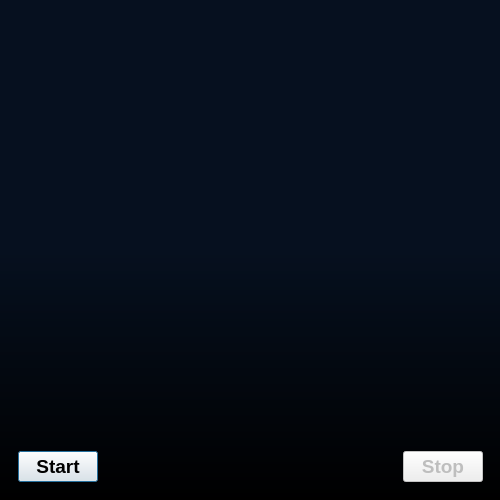
First picture: the form in src/ui/MainWindow.ui, repository bitcap-co/bitcap-ipr, before the edit.
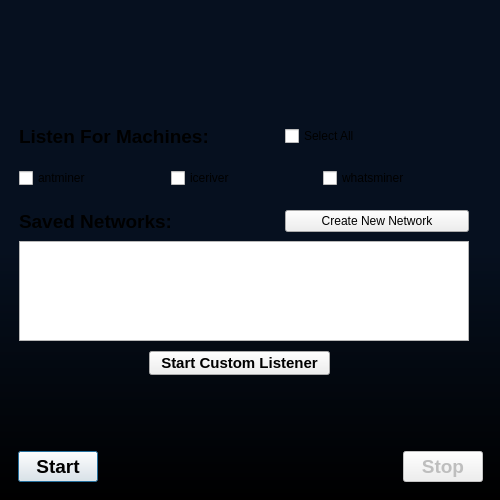
Second picture: the form after the edit. The open tabs and pages were chosen to show the change.

Commit message: create initial custom listener widget

What changed in the file:
```diff
--- a/src/ui/MainWindow.ui
+++ b/src/ui/MainWindow.ui
@@ -310,6 +310,170 @@
          </item>
         </layout>
        </widget>
+       <widget class="QWidget" name="iprCustomListener">
+        <widget class="QWidget" name="machines" native="true">
+         <property name="geometry">
+          <rect>
+           <x>10</x>
+           <y>50</y>
+           <width>450</width>
+           <height>35</height>
+          </rect>
+         </property>
+         <layout class="QHBoxLayout" name="horizontalLayout_6">
+          <item>
+           <widget class="QCheckBox" name="checkBox_3">
+            <property name="text">
+             <string>antminer</string>
+            </property>
+           </widget>
+          </item>
+          <item>
+           <widget class="QCheckBox" name="checkBox_2">
+            <property name="text">
+             <string>iceriver</string>
+            </property>
+           </widget>
+          </item>
+          <item>
+           <widget class="QCheckBox" name="checkBox">
+            <property name="text">
+             <string>whatsminer</string>
+            </property>
+           </widget>
+          </item>
+         </layout>
+        </widget>
+        <widget class="QWidget" name="header1" native="true">
+         <property name="geometry">
+          <rect>
+           <x>10</x>
+           <y>0</y>
+           <width>450</width>
+           <height>50</height>
+          </rect>
+         </property>
+         <layout class="QHBoxLayout" name="horizontalLayout_7">
+          <item>
+           <widget class="QLabel" name="label">
+            <property name="sizePolicy">
+             <sizepolicy hsizetype="Preferred" vsizetype="Fixed">
+              <horstretch>0</horstretch>
+              <verstretch>0</verstretch>
+             </sizepolicy>
+            </property>
+            <property name="minimumSize">
+             <size>
+              <width>260</width>
+              <height>30</height>
+             </size>
+            </property>
+            <property name="font">
+             <font>
+              <pointsize>14</pointsize>
+              <bold>true</bold>
+             </font>
+            </property>
+            <property name="text">
+             <string>Listen For Machines:</string>
+            </property>
+            <property name="StyleClass" stdset="0">
+             <string>setText</string>
+            </property>
+           </widget>
+          </item>
+          <item>
+           <widget class="QCheckBox" name="checkBox_4">
+            <property name="text">
+             <string>Select All</string>
+            </property>
+           </widget>
+          </item>
+         </layout>
+        </widget>
+        <widget class="QWidget" name="header2" native="true">
+         <property name="geometry">
+          <rect>
+           <x>10</x>
+           <y>85</y>
+           <width>450</width>
+           <height>50</height>
+          </rect>
+         </property>
+         <layout class="QHBoxLayout" name="horizontalLayout_8">
+          <item>
+           <widget class="QLabel" name="label_4">
+            <property name="sizePolicy">
+             <sizepolicy hsizetype="Preferred" vsizetype="Fixed">
+              <horstretch>0</horstretch>
+              <verstretch>0</verstretch>
+             </sizepolicy>
+            </property>
+            <property name="minimumSize">
+             <size>
+              <width>260</width>
+              <height>30</height>
+             </size>
+            </property>
+            <property name="font">
+             <font>
+              <pointsize>14</pointsize>
+              <bold>true</bold>
+             </font>
+            </property>
+            <property name="text">
+             <string>Saved Networks:</string>
+            </property>
+            <property name="StyleClass" stdset="0">
+             <string>setText</string>
+            </property>
+           </widget>
+          </item>
+          <item>
+           <widget class="QPushButton" name="pushButton">
+            <property name="sizePolicy">
+             <sizepolicy hsizetype="Minimum" vsizetype="Fixed">
+              <horstretch>0</horstretch>
+              <verstretch>0</verstretch>
+             </sizepolicy>
+            </property>
+            <property name="text">
+             <string>Create New Network</string>
+            </property>
+           </widget>
+          </item>
+         </layout>
+        </widget>
+        <widget class="QListWidget" name="listWidget">
+         <property name="geometry">
+          <rect>
+           <x>10</x>
+           <y>130</y>
+           <width>450</width>
+           <height>100</height>
+          </rect>
+         </property>
+        </widget>
+        <widget class="QPushButton" name="pushButton_2">
+         <property name="geometry">
+          <rect>
+           <x>140</x>
+           <y>240</y>
+           <width>181</width>
+           <height>24</height>
+          </rect>
+         </property>
+         <property name="font">
+          <font>
+           <pointsize>11</pointsize>
+           <bold>true</bold>
+          </font>
+         </property>
+         <property name="text">
+          <string>Start Custom Listener</string>
+         </property>
+        </widget>
+       </widget>
       </widget>
      </item>
      <item>
```
The commit also changes 2 other files.
